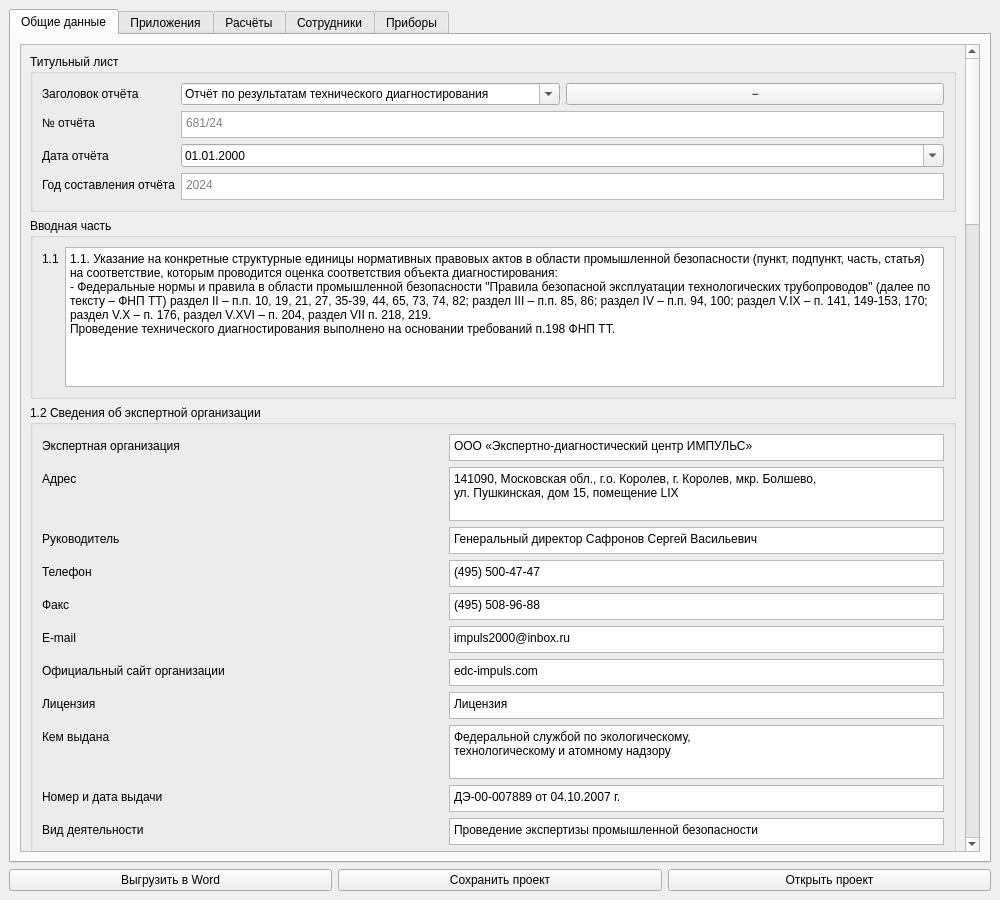
Qt form src/ui/designer/pipeline_window.ui (bordaregos/Voskresensk_ballons) before a commit.
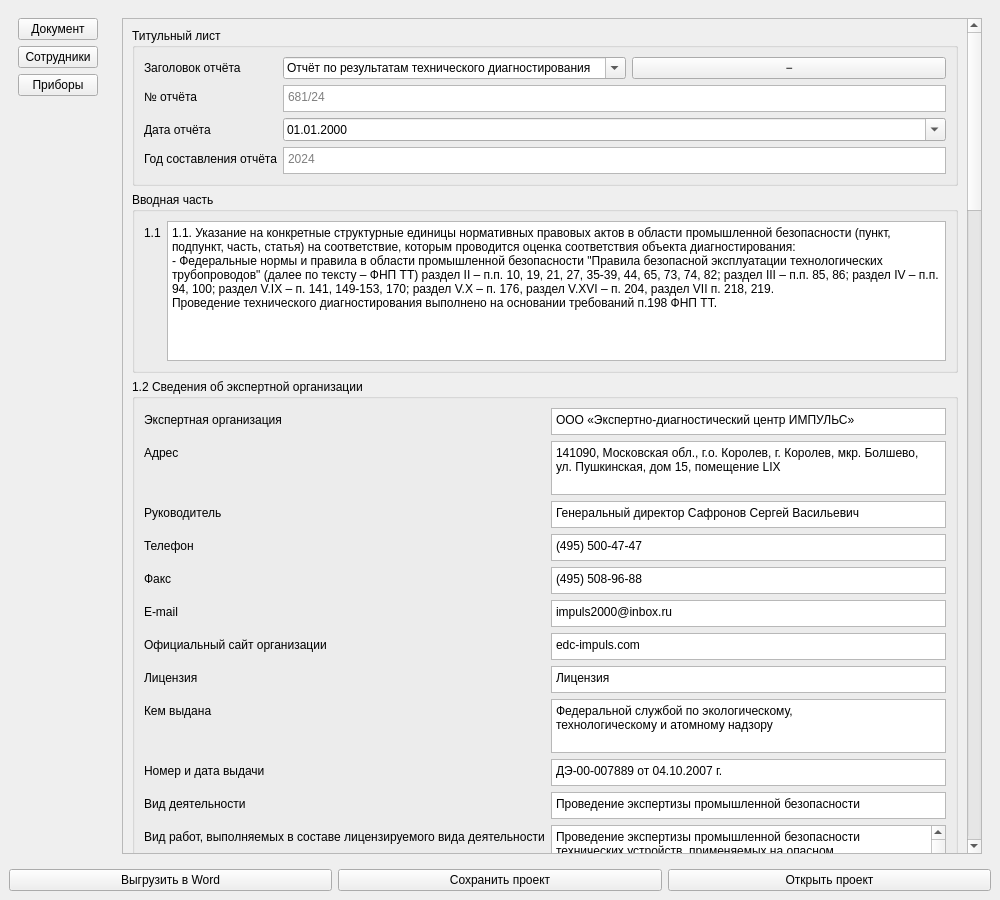
The same form after that commit.

Commit message:
feat: Фаза 1.1 — QTabWidget заменён на QStackedWidget + сайдбар-заглушка.
Контейнер верхних вкладок трубопровода (tabWidget) заменён на viewStack
(QStackedWidget) с теми же 5 страницами без изменений внутри, плюс
временный сайдбар слева (3 кнопки-переключателя). Логика на Python ещё
не обновлена — main_window.py всё ещё ссылается на self.tabWidget,
это следующий шаг.

```diff
--- a/src/ui/designer/pipeline_window.ui
+++ b/src/ui/designer/pipeline_window.ui
@@ -6,8 +6,20 @@
   <property name="windowTitle"><string>MainWindow</string></property>
   <widget class="QWidget" name="centralwidget">
    <layout class="QVBoxLayout" name="verticalLayout_main">
-<item><widget class="QTabWidget" name="tabWidget">
- <property name="currentIndex"><number>0</number></property>
+<item><layout class="QHBoxLayout" name="mainAreaLayout">
+<item><widget class="QWidget" name="sidebarStub">
+ <property name="maximumSize"><size><width>170</width><height>16777215</height></size></property>
+ <layout class="QVBoxLayout" name="sidebarStubLayout">
+  <item><widget class="QPushButton" name="sidebarBtn_document"><property name="text"><string>Документ</string></property></widget></item>
+  <item><widget class="QPushButton" name="sidebarBtn_employees"><property name="text"><string>Сотрудники</string></property></widget></item>
+  <item><widget class="QPushButton" name="sidebarBtn_instruments"><property name="text"><string>Приборы</string></property></widget></item>
+  <item><spacer name="sidebarStubSpacer">
+   <property name="orientation"><enum>Qt::Vertical</enum></property>
+   <property name="sizeHint" stdset="0"><size><width>20</width><height>40</height></size></property>
+  </spacer></item>
+ </layout>
+</widget></item>
+<item><widget class="QStackedWidget" name="viewStack">
  <widget class="QWidget" name="tab_general">
  <attribute name="title"><string>Общие данные</string></attribute>
  <layout class="QVBoxLayout" name="tab_general_outerLayout">
@@ -1896,7 +1908,7 @@
   </item>
  </layout>
 </widget>
-</widget></item>
+</widget></item></layout></item>
 <item><layout class="QHBoxLayout" name="bottom_buttons">
 <item><widget class="QPushButton" name="pushButt_generateWord">
  <property name="text"><string>Выгрузить в Word</string></property>
```
